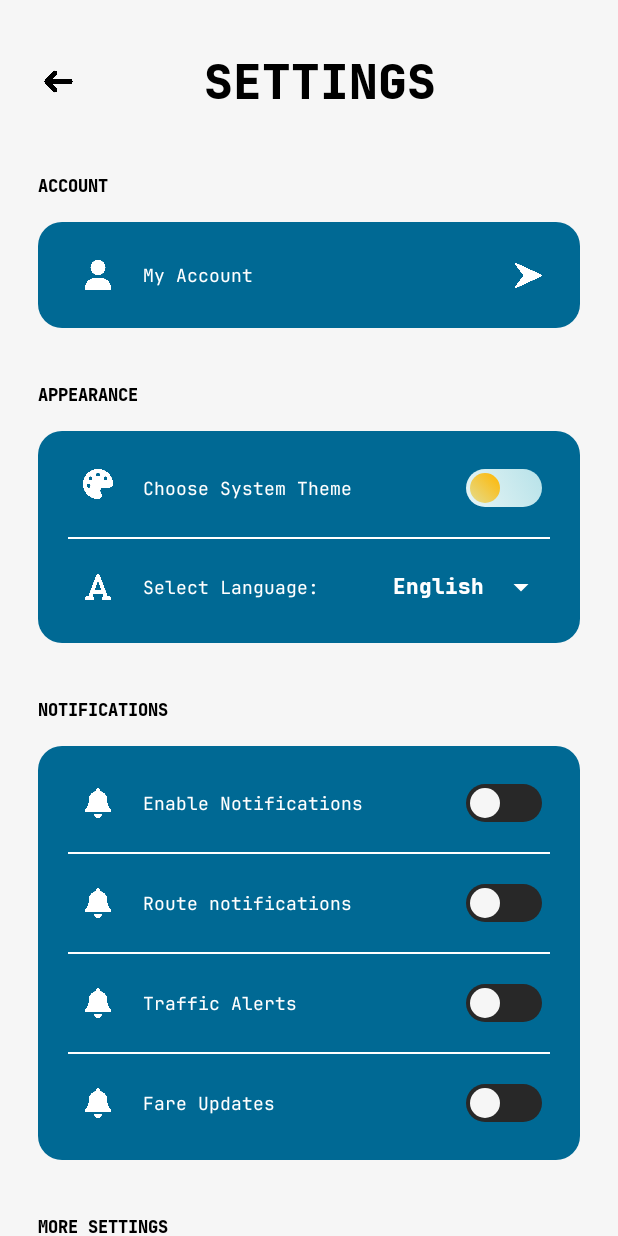
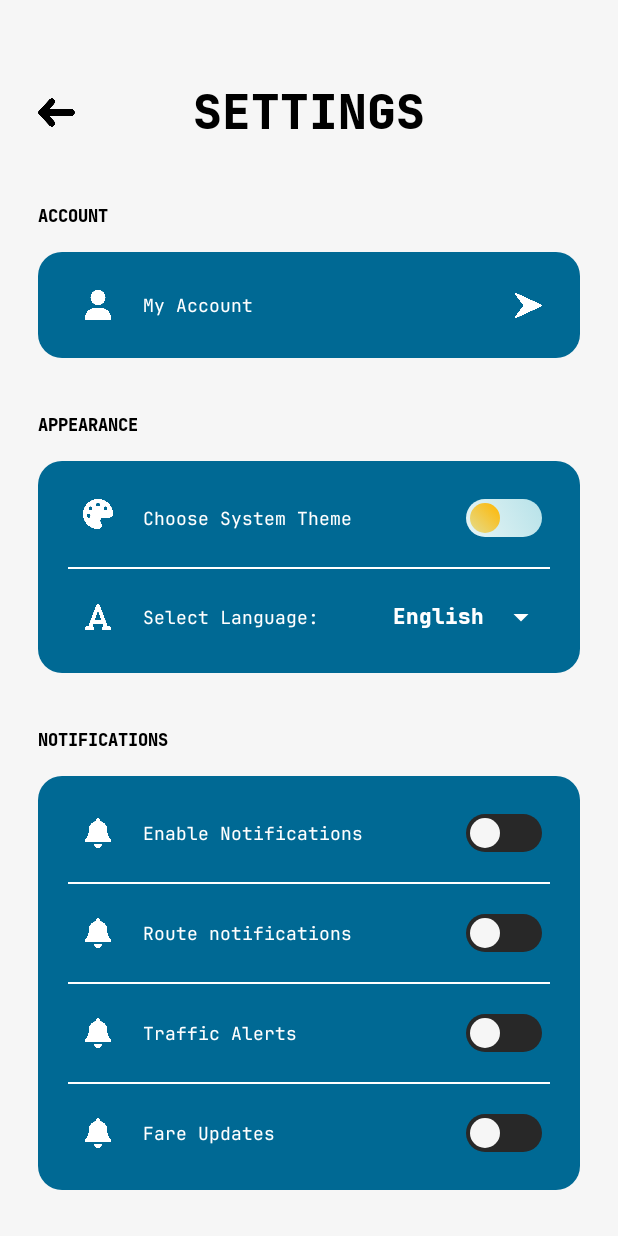
Before and after one commit to aaronjacalan/Biyahe_Clone_1, an Android app: the SettingsActivity screen opened directly, with no data from a screen before it, on a phone screen of 412 x 824 dp. Run offline under Robolectric (Android 15) with nearby library versions, the phone set to English and light mode, and no system bars.

Commit message:
updated stuff

```diff
--- a/app/src/main/java/com/android/biyahe/LandingActivity.kt
+++ b/app/src/main/java/com/android/biyahe/LandingActivity.kt
@@ -5,6 +5,7 @@ import android.app.AlertDialog
 import android.content.Intent
 import android.os.Bundle
 import android.util.Log
+import android.view.View
 import android.widget.ImageButton
 import android.widget.ImageView
 import android.widget.ListView
@@ -74,4 +75,5 @@ class LandingActivity : Activity() {
         }
 
     }
+
 }
--- a/app/src/main/java/com/android/biyahe/ProfileEditActivity.kt
+++ b/app/src/main/java/com/android/biyahe/ProfileEditActivity.kt
@@ -76,7 +76,9 @@ class ProfileEditActivity : Activity() {
         }
 
         val accounts = AccountsList.listOfAccounts
-        val adapter = AccountAdapter(this, accounts)
+        val adapter = AccountAdapter(this, accounts, onClick = { accounts ->
+            toast("${accounts.name} Was Clicked");
+        })
         listViewLinkedAccountsEdit.adapter = adapter
 
         setListViewHeightBasedOnChildren(listViewLinkedAccountsEdit)
--- a/app/src/main/res/layout/activity_profile_edit.xml
+++ b/app/src/main/res/layout/activity_profile_edit.xml
@@ -141,7 +141,7 @@
                 android:id="@+id/editProfile_saveButton"
                 android:layout_width="175dp"
                 android:layout_height="69dp"
-                android:backgroundTint="@color/colorButtons"
+                android:backgroundTint="@color/colorPrimary"
                 android:fontFamily="@font/jb_mono_xtrabold"
                 android:text="SAVE"
                 android:textColor="@color/colorFontLight"
--- a/app/src/main/res/layout/activity_settings.xml
+++ b/app/src/main/res/layout/activity_settings.xml
@@ -19,35 +19,29 @@
             android:layout_height="wrap_content"
             tools:context=".SettingsActivity">
 
-            <LinearLayout
-                android:id="@+id/settingsHeader"
+            <TextView
+                android:id="@+id/text_Settings"
                 android:layout_width="match_parent"
                 android:layout_height="wrap_content"
-                android:gravity="center_vertical"
-                android:orientation="horizontal"
-                android:layout_marginTop="30dp"
-                app:layout_constraintTop_toTopOf="parent">
+                android:fontFamily="@font/jb_mono_xtrabold"
+                android:text="SETTINGS"
+                android:textAlignment="center"
+                android:textColor="@color/colorFontDark"
+                android:textSize="32sp"
+                android:textStyle="bold"
+                android:layout_marginTop="50dp"
+                app:layout_constraintTop_toTopOf="parent" />
 
-                <ImageView
-                    android:id="@+id/settingsGoBack"
-                    android:layout_width="27dp"
-                    android:layout_height="27dp"
-                    android:layout_marginStart="25dp"
-                    android:rotation="180"
-                    android:src="@drawable/icon_backarrow" />
-
-                <TextView
-                    android:id="@+id/text_Settings"
-                    android:layout_width="wrap_content"
-                    android:layout_height="wrap_content"
-                    android:layout_marginStart="8dp"
-                    android:fontFamily="@font/jb_mono_xtrabold"
-                    android:text="SETTINGS"
-                    android:paddingLeft="75dp"
-                    android:textColor="@color/colorFontDark"
-                    android:textSize="32sp"
-                    android:textStyle="bold" />
-            </LinearLayout>
+            <ImageView
+                android:id="@+id/settingsGoBack"
+                android:layout_width="35dp"
+                android:layout_height="35dp"
+                android:rotation="180"
+                android:layout_marginLeft="20dp"
+                android:src="@drawable/icon_backarrow"
+                app:layout_constraintBottom_toBottomOf="@+id/text_Settings"
+                app:layout_constraintStart_toStartOf="parent"
+                app:layout_constraintTop_toTopOf="@+id/text_Settings" />
 
             <TextView
                 android:id="@+id/text_accountSettings"
@@ -61,7 +55,7 @@
                 android:textColor="@color/colorFontDark"
                 android:textSize="11dp"
                 android:textStyle="bold"
-                app:layout_constraintTop_toBottomOf="@+id/settingsHeader" />
+                app:layout_constraintTop_toBottomOf="@+id/text_Settings" />
 
             <LinearLayout
                 android:id="@+id/accountSettingsFrame"
```
Also changed, not shown: app/src/main/java/com/android/biyahe/ProfileActivity.kt (+5 -2 lines), app/src/main/java/com/android/biyahe/helper/AccountAdapter.kt (+6 -1 lines).
